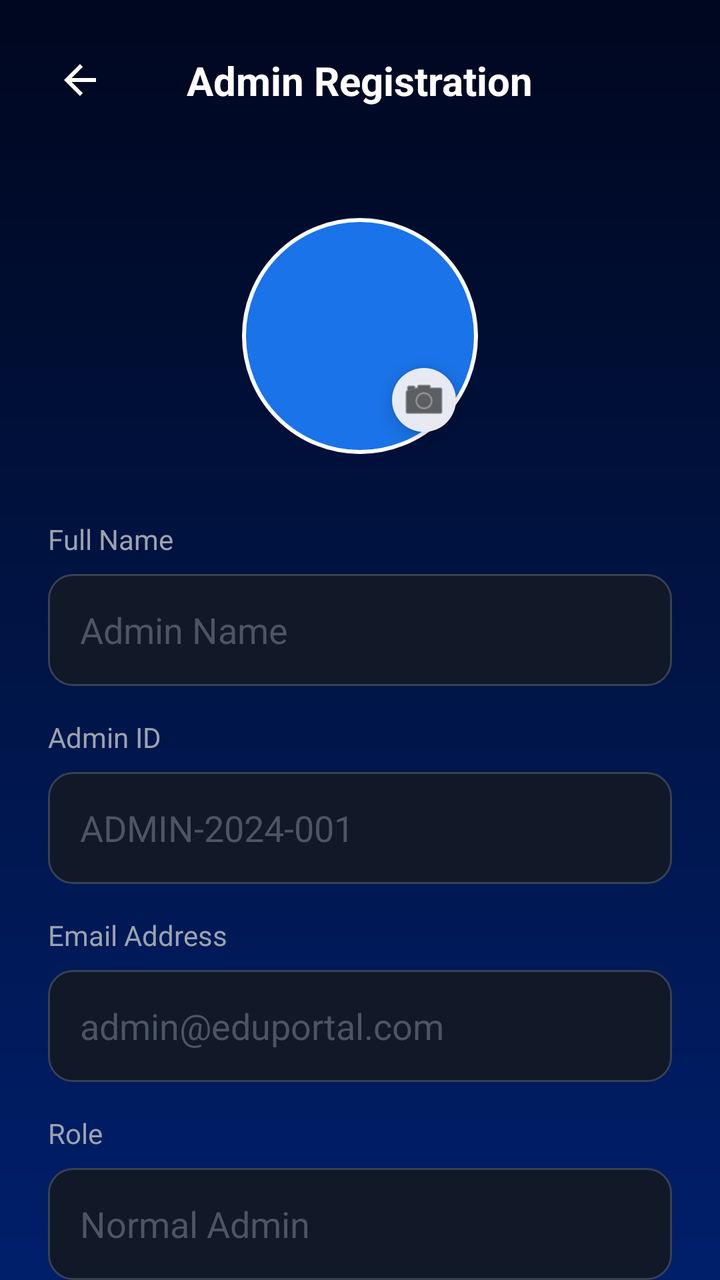
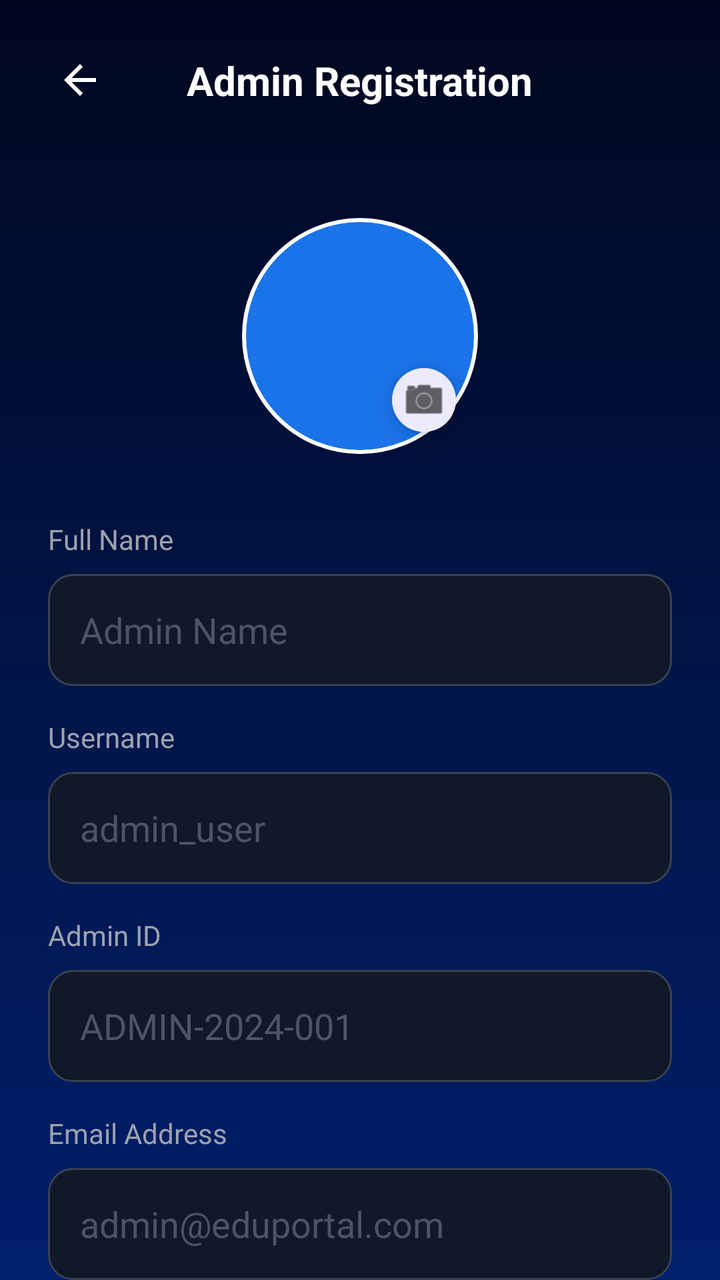

Compare the two renders of this Android layout. The source of the first and the diff that turns it into the second are given below.
<!-- AndroidManifest.xml: application theme Theme.TestApp -->
<!-- res/layout/activity_admin_register.xml -->
<?xml version="1.0" encoding="utf-8"?>
<androidx.constraintlayout.widget.ConstraintLayout xmlns:android="http://schemas.android.com/apk/res/android"
    xmlns:app="http://schemas.android.com/apk/res-auto"
    xmlns:tools="http://schemas.android.com/tools"
    android:layout_width="match_parent"
    android:layout_height="match_parent"
    android:background="@drawable/bg_register_dark"
    tools:context=".AdminRegisterActivity">

    
    <ImageView
        android:id="@+id/btnAdminBack"
        android:layout_width="48dp"
        android:layout_height="48dp"
        android:layout_marginStart="16dp"
        android:layout_marginTop="16dp"
        android:background="?attr/selectableItemBackgroundBorderless"
        android:padding="12dp"
        android:src="@drawable/ic_back_white"
        app:layout_constraintStart_toStartOf="parent"
        app:layout_constraintTop_toTopOf="parent"
        app:tint="@android:color/white" />

    <TextView
        android:id="@+id/tvAdminHeaderTitle"
        android:layout_width="wrap_content"
        android:layout_height="wrap_content"
        android:text="Admin Registration"
        android:textColor="@android:color/white"
        android:textSize="20sp"
        android:textStyle="bold"
        app:layout_constraintBottom_toBottomOf="@id/btnAdminBack"
        app:layout_constraintEnd_toEndOf="parent"
        app:layout_constraintStart_toStartOf="parent"
        app:layout_constraintTop_toTopOf="@id/btnAdminBack" />

    <androidx.core.widget.NestedScrollView
        android:layout_width="match_parent"
        android:layout_height="0dp"
        android:fillViewport="true"
        app:layout_constraintBottom_toBottomOf="parent"
        app:layout_constraintTop_toBottomOf="@id/btnAdminBack">

        <LinearLayout
            android:layout_width="match_parent"
            android:layout_height="wrap_content"
            android:orientation="vertical"
            android:padding="24dp">

            
            <FrameLayout
                android:layout_width="120dp"
                android:layout_height="120dp"
                android:layout_gravity="center"
                android:layout_marginTop="20dp"
                android:layout_marginBottom="32dp">

                <com.google.android.material.imageview.ShapeableImageView
                    android:id="@+id/adminProfileImage"
                    android:layout_width="match_parent"
                    android:layout_height="match_parent"
                    android:padding="2dp"
                    android:scaleType="centerCrop"
                    android:src="@drawable/ic_launcher_background"
                    app:shapeAppearanceOverlay="@style/CircleImageView"
                    app:strokeColor="@android:color/white"
                    app:strokeWidth="2dp" />

                <com.google.android.material.floatingactionbutton.FloatingActionButton
                    android:id="@+id/btnAdminCamera"
                    android:layout_width="wrap_content"
                    android:layout_height="wrap_content"
                    android:layout_gravity="bottom|end"
                    android:layout_margin="4dp"
                    app:backgroundTint="@android:color/white"
                    app:fabCustomSize="32dp"
                    app:srcCompat="@android:drawable/ic_menu_camera"
                    app:tint="@android:color/black" />
            </FrameLayout>

            
            <TextView
                android:layout_width="wrap_content"
                android:layout_height="wrap_content"
                android:text="Full Name"
                android:textColor="#9CA3AF"
                android:textSize="14sp" />

            <EditText
                android:id="@+id/etAdminFullName"
                android:layout_width="match_parent"
                android:layout_height="56dp"
                android:layout_marginTop="8dp"
                android:layout_marginBottom="16dp"
                android:background="@drawable/bg_input_field"
                android:hint="Admin Name"
                android:inputType="textPersonName"
                android:paddingHorizontal="16dp"
                android:textColor="@android:color/white"
                android:textColorHint="#4B5563" />

            <TextView
                android:layout_width="wrap_content"
                android:layout_height="wrap_content"
                android:text="Admin ID"
                android:textColor="#9CA3AF"
                android:textSize="14sp" />

            <EditText
                android:id="@+id/etAdminUniqueId"
                android:layout_width="match_parent"
                android:layout_height="56dp"
                android:layout_marginTop="8dp"
                android:layout_marginBottom="16dp"
                android:background="@drawable/bg_input_field"
                android:hint="ADMIN-2024-001"
                android:inputType="textCapCharacters"
                android:paddingHorizontal="16dp"
                android:textColor="@android:color/white"
                android:textColorHint="#4B5563" />

            <TextView
                android:layout_width="wrap_content"
                android:layout_height="wrap_content"
                android:text="Email Address"
                android:textColor="#9CA3AF"
                android:textSize="14sp" />

            <EditText
                android:id="@+id/etAdminRegEmail"
                android:layout_width="match_parent"
                android:layout_height="56dp"
                android:layout_marginTop="8dp"
                android:layout_marginBottom="16dp"
                android:background="@drawable/bg_input_field"
                android:hint="admin@eduportal.com"
                android:inputType="textEmailAddress"
                android:paddingHorizontal="16dp"
                android:textColor="@android:color/white"
                android:textColorHint="#4B5563" />

            <TextView
                android:layout_width="wrap_content"
                android:layout_height="wrap_content"
                android:text="Role"
                android:textColor="#9CA3AF"
                android:textSize="14sp" />

            <EditText
                android:id="@+id/actvAdminRole"
                android:layout_width="match_parent"
                android:layout_height="56dp"
                android:layout_marginTop="8dp"
                android:layout_marginBottom="16dp"
                android:background="@drawable/bg_input_field"
                android:focusable="false"
                android:hint="Normal Admin"
                android:paddingHorizontal="16dp"
                android:textColor="@android:color/white"
                android:textColorHint="#4B5563" />

            <TextView
                android:layout_width="wrap_content"
                android:layout_height="wrap_content"
                android:text="Password"
                android:textColor="#9CA3AF"
                android:textSize="14sp" />

            <EditText
                android:id="@+id/etAdminRegPassword"
                android:layout_width="match_parent"
                android:layout_height="56dp"
                android:layout_marginTop="8dp"
                android:layout_marginBottom="16dp"
                android:background="@drawable/bg_input_field"
                android:hint="••••••••••••"
                android:inputType="textPassword"
                android:paddingHorizontal="16dp"
                android:textColor="@android:color/white"
                android:textColorHint="#4B5563" />

            <TextView
                android:layout_width="wrap_content"
                android:layout_height="wrap_content"
                android:text="Confirm Password"
                android:textColor="#9CA3AF"
                android:textSize="14sp" />

            <EditText
                android:id="@+id/etAdminConfirmPassword"
                android:layout_width="match_parent"
                android:layout_height="56dp"
                android:layout_marginTop="8dp"
                android:layout_marginBottom="32dp"
                android:background="@drawable/bg_input_field"
                android:hint="••••••••••••"
                android:inputType="textPassword"
                android:paddingHorizontal="16dp"
                android:textColor="@android:color/white"
                android:textColorHint="#4B5563" />

            <com.google.android.material.button.MaterialButton
                android:id="@+id/btnAdminRegister"
                android:layout_width="match_parent"
                android:layout_height="56dp"
                android:text="Submit for Approval"
                android:textAllCaps="false"
                android:textSize="16sp"
                android:textStyle="bold"
                app:backgroundTint="#2563EB"
                app:cornerRadius="12dp" />

        </LinearLayout>
    </androidx.core.widget.NestedScrollView>

</androidx.constraintlayout.widget.ConstraintLayout>
<!-- resources referenced by this layout -->
<resources>
  <!-- drawable bg_input_field (drawable) -->
  <?xml version="1.0" encoding="utf-8"?>
  <shape xmlns:android="http://schemas.android.com/apk/res/android">
      <solid android:color="#111827" />
      <corners android:radius="12dp" />
      <stroke android:width="1dp" android:color="#374151" />
  </shape>
  <!-- drawable bg_register_dark (drawable) -->
  <?xml version="1.0" encoding="utf-8"?>
  <shape xmlns:android="http://schemas.android.com/apk/res/android"
      android:shape="rectangle">
      <gradient
          android:startColor="#00071F"
          android:centerColor="#001445"
          android:endColor="#001F6B"
          android:angle="270" />
  </shape>
  <!-- drawable ic_back_white (drawable) -->
  <?xml version="1.0" encoding="utf-8"?>
  <vector xmlns:android="http://schemas.android.com/apk/res/android"
      android:width="24dp"
      android:height="24dp"
      android:viewportWidth="24"
      android:viewportHeight="24">
      <path
          android:fillColor="#FFFFFF"
          android:pathData="M20,11H7.83l5.59,-5.59L12,4l-8,8l8,8l1.41,-1.41L7.83,13H20v-2z" />
  </vector>
  <!-- drawable ic_launcher_background (drawable) -->
  <?xml version="1.0" encoding="utf-8"?>
  <vector xmlns:android="http://schemas.android.com/apk/res/android"
      android:width="108dp"
      android:height="108dp"
      android:viewportWidth="108"
      android:viewportHeight="108">
      <path
          android:fillColor="#1A73E8"
          android:pathData="M0,0h108v108h-108z" />
  </vector>
  <style name="CircleImageView">
          <item name="cornerSize">50%</item>
      </style>
  <style name="Theme.TestApp" parent="Base.Theme.TestApp" />
  <style name="Base.Theme.TestApp" parent="Theme.Material3.DayNight.NoActionBar">
          
          <item name="colorPrimary">@color/colorPrimary</item>
          <item name="colorPrimaryVariant">@color/colorPrimaryDark</item>
          <item name="colorOnPrimary">@color/white</item>
  
          
          <item name="colorSecondary">@color/colorAccent</item>
          <item name="colorOnSecondary">@color/white</item>
  
          
          <item name="android:windowBackground">@color/dashboard_bg</item>
          <item name="colorSurface">@color/card_bg</item>
          <item name="colorOnSurface">@color/text_primary</item>
  
          
          <item name="android:statusBarColor">@color/colorPrimary</item>
          <item name="android:windowLightStatusBar">false</item>
      </style>
  <color name="colorPrimary">#1E3A8A</color>
  <color name="colorPrimaryDark">#1E3A8A</color>
  <color name="white">#FFFFFFFF</color>
  <color name="colorAccent">#3B82F6</color>
  <color name="dashboard_bg">#FFFFFF</color>
  <color name="card_bg">#FFFFFF</color>
  <color name="text_primary">#111827</color>
</resources>

<!-- the commit's change to res/layout/activity_admin_register.xml (unified diff, before → after) -->
@@ -102,6 +102,26 @@
             <TextView
                 android:layout_width="wrap_content"
                 android:layout_height="wrap_content"
+                android:text="Username"
+                android:textColor="#9CA3AF"
+                android:textSize="14sp" />
+
+            <EditText
+                android:id="@+id/etAdminRegUsername"
+                android:layout_width="match_parent"
+                android:layout_height="56dp"
+                android:layout_marginTop="8dp"
+                android:layout_marginBottom="16dp"
+                android:background="@drawable/bg_input_field"
+                android:hint="admin_user"
+                android:inputType="text"
+                android:paddingHorizontal="16dp"
+                android:textColor="@android:color/white"
+                android:textColorHint="#4B5563" />
+
+            <TextView
+                android:layout_width="wrap_content"
+                android:layout_height="wrap_content"
                 android:text="Admin ID"
                 android:textColor="#9CA3AF"
                 android:textSize="14sp" />
<!-- resource entries referenced after the edit -->
@@ -40,34 +40,55 @@
           android:pathData="M0,0h108v108h-108z" />
   </vector>
   <style name="CircleImageView">
+          <item name="cornerFamily">rounded</item>
           <item name="cornerSize">50%</item>
       </style>
   <style name="Theme.TestApp" parent="Base.Theme.TestApp" />
   <style name="Base.Theme.TestApp" parent="Theme.Material3.DayNight.NoActionBar">
           
-          <item name="colorPrimary">@color/colorPrimary</item>
-          <item name="colorPrimaryVariant">@color/colorPrimaryDark</item>
+          <item name="colorPrimary">@color/blue_600</item>
           <item name="colorOnPrimary">@color/white</item>
+          <item name="colorPrimaryContainer">@color/blue_500</item>
+          <item name="colorOnPrimaryContainer">@color/white</item>
   
           
-          <item name="colorSecondary">@color/colorAccent</item>
+          <item name="colorSecondary">@color/slate_700</item>
           <item name="colorOnSecondary">@color/white</item>
+          <item name="colorSecondaryContainer">#E0E7FF</item>
+          <item name="colorOnSecondaryContainer">@color/blue_600</item>
   
           
-          <item name="android:windowBackground">@color/dashboard_bg</item>
-          <item name="colorSurface">@color/card_bg</item>
-          <item name="colorOnSurface">@color/text_primary</item>
+          <item name="android:windowBackground">@color/slate_50</item>
+          <item name="colorSurface">@color/white</item>
+          <item name="colorOnSurface">@color/slate_900</item>
+          <item name="colorSurfaceVariant">#F3F4F6</item>
+          <item name="colorOnSurfaceVariant">@color/slate_700</item>
+          <item name="colorOutline">@color/slate_200</item>
   
           
-          <item name="android:statusBarColor">@color/colorPrimary</item>
-          <item name="android:windowLightStatusBar">false</item>
+          <item name="android:textColorPrimary">@color/slate_900</item>
+          <item name="android:textColorSecondary">@color/slate_500</item>
+  
+          
+          <item name="android:statusBarColor">@color/white</item>
+          <item name="android:windowLightStatusBar">true</item>
+  
+          
+          <item name="itemIconTint">@color/nav_item_colors</item>
+          <item name="itemTextColor">@color/nav_item_colors</item>
       </style>
-  <color name="colorPrimary">#1E3A8A</color>
-  <color name="colorPrimaryDark">#1E3A8A</color>
+  <color name="blue_600">@color/primary_indigo</color>
   <color name="white">#FFFFFFFF</color>
-  <color name="colorAccent">#3B82F6</color>
-  <color name="dashboard_bg">#FFFFFF</color>
-  <color name="card_bg">#FFFFFF</color>
-  <color name="text_primary">#111827</color>
+  <color name="blue_500">#6366F1</color>
+  <color name="slate_700">#374151</color>
+  <color name="slate_50">@color/background_off_white</color>
+  <color name="slate_900">@color/text_primary_dark</color>
+  <color name="slate_200">@color/border_light_grey</color>
+  <color name="slate_500">@color/text_secondary_grey</color>
+  <color name="primary_indigo">#4F46E5</color>
+  <color name="background_off_white">#F9FAFB</color>
+  <color name="text_primary_dark">#111827</color>
+  <color name="border_light_grey">#E5E7EB</color>
+  <color name="text_secondary_grey">#6B7280</color>
 </resources>
 
